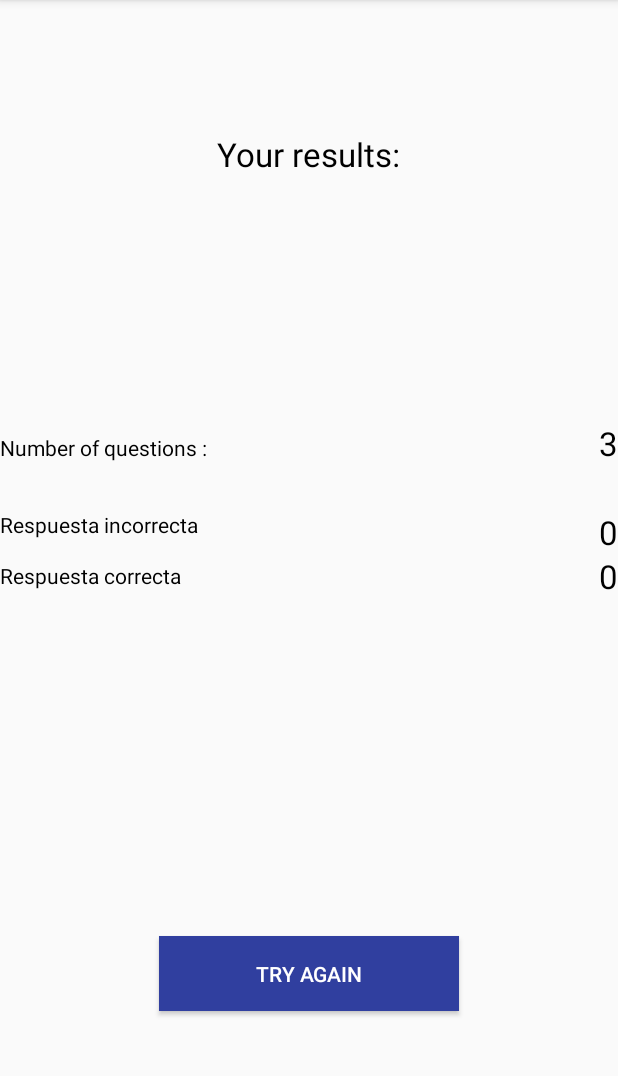
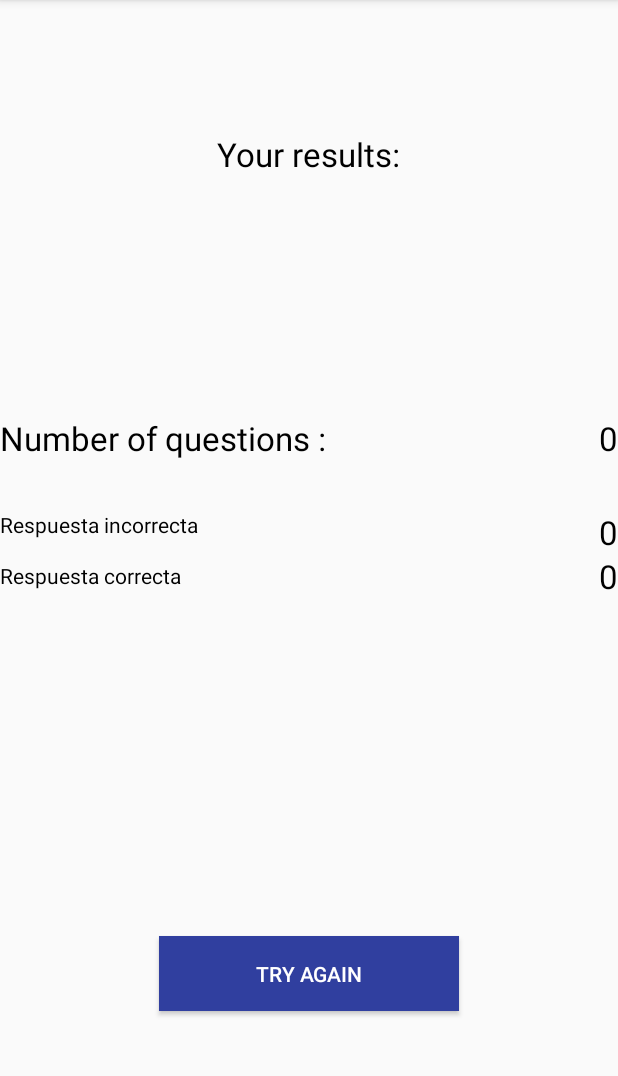
Before and after one commit to hamzon55/quiz, an Android app: the LastQuiz screen opened directly, with no data from a screen before it, on a phone screen of 412 x 824 dp, the part 84-1160 px from its top. Run offline under Robolectric (Android 15) with nearby library versions, the phone set to English and light mode, and no system bars.

Commit message:
update counter for total questions

```diff
--- a/app/src/main/java/com/lasalle/quiz/Global.java
+++ b/app/src/main/java/com/lasalle/quiz/Global.java
@@ -6,6 +6,17 @@ import android.app.Application;
  */
 
 public class Global extends  Application{
+
+
+    public static int total ;
+
+    public static int getTotal() {
+        return total;
+    }
+
+    public static void setTotal(int total) {
+        Global.total = total;
+    }
 
     public static int correcto ;
     public  int getCorrecto()
@@ -36,9 +47,16 @@ public void incrementCorrecto(){
         falso++;
     }
 
+    public void incrementtotal(){
+
+        total++;
+    }
+
     public void reset(){
         correcto=0;
+
         falso=0;
+        total=0;
     }
 
 
--- a/app/src/main/java/com/lasalle/quiz/LastQuiz.java
+++ b/app/src/main/java/com/lasalle/quiz/LastQuiz.java
@@ -18,22 +18,21 @@ public class LastQuiz extends AppCompatActivity {
         setContentView(R.layout.lastquiz);
         final Global app = (Global) getApplicationContext();
 
-     TextView text1 =(TextView)findViewById(R.id.text1);
+        TextView rest =(TextView)findViewById(R.id.textresult);
 
+        TextView text1 =(TextView)findViewById(R.id.text1);
         TextView texto =(TextView)findViewById(R.id.texto);
-
-
         int correcto = app.getCorrecto();
         int falso = app.getFalso();
-
-
+        int total = app.getTotal();
 
         texto.setText(Integer.toString(correcto));
         text1.setText(Integer.toString(falso));
+        rest.setText(Integer.toString(total));
 
 
-        Button b2 = (Button) findViewById(R.id.b2);
-        b2.setOnClickListener(new View.OnClickListener() {
+        Button b1 = (Button) findViewById(R.id.b1);
+        b1.setOnClickListener(new View.OnClickListener() {
             public void onClick(View v) {
                 Intent intent = new Intent(LastQuiz.this, MainActivity.class);
 
--- a/app/src/main/java/com/lasalle/quiz/QuizOne.java
+++ b/app/src/main/java/com/lasalle/quiz/QuizOne.java
@@ -48,6 +48,7 @@ public class QuizOne extends AppCompatActivity  {
                   startActivity(i);
                 }
 
+                gs.incrementtotal();
 
 
 
--- a/app/src/main/java/com/lasalle/quiz/QuizTwo.java
+++ b/app/src/main/java/com/lasalle/quiz/QuizTwo.java
@@ -43,6 +43,7 @@ app.incrementFalso();
             Intent i = new Intent(QuizTwo.this, QuizThree.class);
             startActivity(i);
         }
+                app.incrementtotal();
 
     }
 
--- a/app/src/main/res/layout/lastquiz.xml
+++ b/app/src/main/res/layout/lastquiz.xml
@@ -32,7 +32,7 @@
             android:layout_alignParentEnd="true" />
 
         <TextView
-            android:text="Respuesta incorrecta"
+            android:text="@string/Textincorrect"
             android:textColor="#000000"
             android:layout_width="wrap_content"
             android:layout_height="wrap_content"
@@ -74,24 +74,25 @@
 
         <TextView
             android:text="@string/questions"
-            android:textColor="#000"
             android:layout_width="wrap_content"
             android:layout_height="wrap_content"
-            android:layout_marginBottom="32dp"
-            android:id="@+id/textView8"
+            android:id="@+id/textView4"
+            android:textColor="#000"
+            android:textSize="22dp"
             android:layout_above="@+id/textView5"
-            android:layout_alignParentStart="true" />
+            android:layout_alignParentStart="true"
+            android:layout_marginBottom="33dp" />
 
         <TextView
-            android:text="3"
-            android:layout_width="match_parent"
+            android:text="TextView"
+            android:textColor="#000"
+            android:textSize="22dp"
+
+            android:layout_width="wrap_content"
             android:layout_height="wrap_content"
-            android:id="@+id/textView9"
-            android:textSize="22dp"
-            android:textColor="#000"
-            android:layout_alignBaseline="@+id/textView8"
-            android:layout_alignBottom="@+id/textView8"
-            android:layout_alignStart="@+id/text1" />
+            android:layout_alignBottom="@+id/textView4"
+            android:layout_alignParentEnd="true"
+            android:id="@+id/textresult" />
 
 
     </RelativeLayout>
```
Also changed, not shown: app/src/main/java/com/lasalle/quiz/QuizThree.java (+7 -6 lines), app/src/main/res/layout/quizthree.xml (+5 -7 lines).
